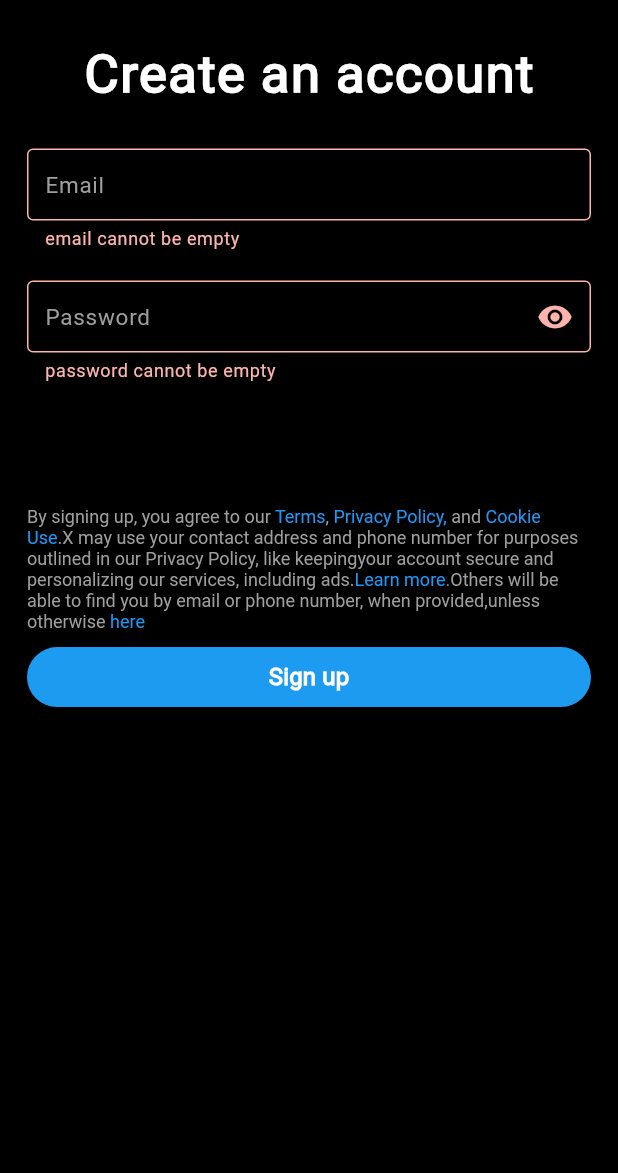
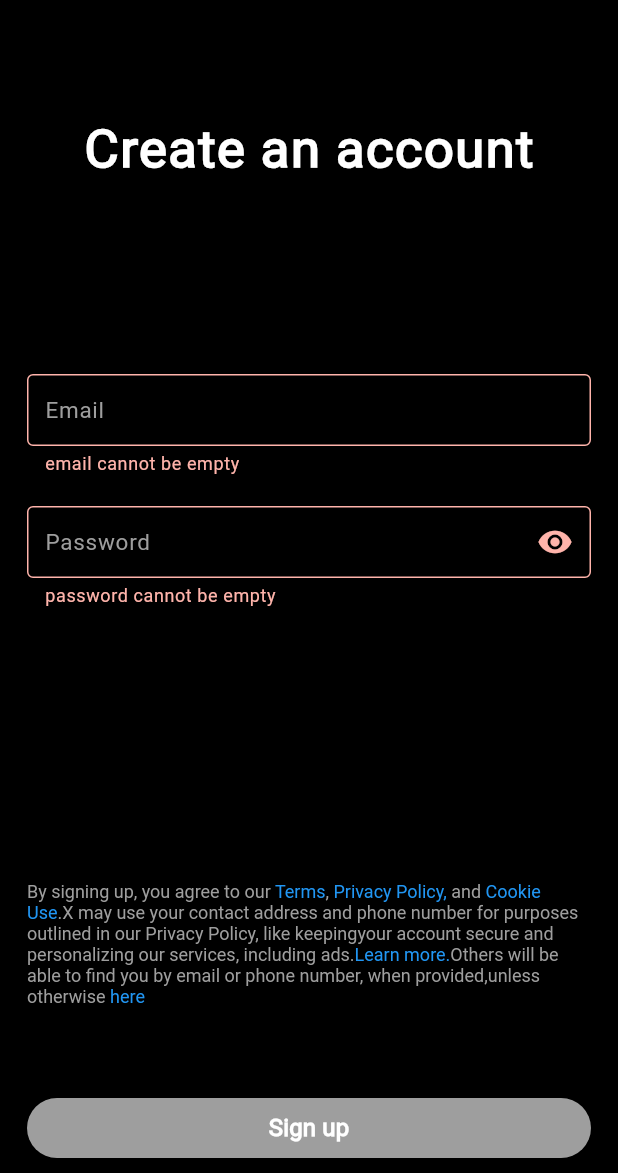
Before and after one commit to mustapha-amin/X_clone, a Flutter app: the SignUp screen opened directly, after a tap on "Sign up", on a phone screen of 412 x 824 dp, the part 63-1236 px from its top. Run offline on Flutter 3.47's test engine with Material 3 defaults, Android fonts, the phone set to English and light mode, and no system bars; our stand-ins replace cloud_firestore, feather_icons, firebase_auth, firebase_core, firebase_storage, flutter_riverpod and 4 more; accounts and stored records are empty.

Commit message:
signup screen fixed

```diff
--- a/lib/features/auth/views/sign_up.dart
+++ b/lib/features/auth/views/sign_up.dart
@@ -1,3 +1,5 @@
+import 'dart:developer';
+
 import 'package:flutter/material.dart';
 import 'package:flutter_riverpod/flutter_riverpod.dart';
 import 'package:x_clone/common/x_loader.dart';
@@ -24,6 +26,8 @@ class _SignUpState extends ConsumerState<SignUp> {
   ValueNotifier<bool> passwordFieldTapped = ValueNotifier(false);
   ValueNotifier<String?> emailErrorText = ValueNotifier<String?>(null);
   ValueNotifier<String?> passwordErrorText = ValueNotifier<String?>(null);
+  FocusNode focusNode1 = FocusNode();
+  FocusNode focusNode2 = FocusNode();
   bool isObscure = true;
 
   void displayEmailError() {
@@ -66,6 +70,7 @@ class _SignUpState extends ConsumerState<SignUp> {
     return isLoading
         ? const XLoader()
         : Scaffold(
+            resizeToAvoidBottomInset: false,
             appBar: XWidgets.appBar(
               leading: IconButton(
                 icon: const Icon(Icons.clear),
@@ -76,23 +81,26 @@ class _SignUpState extends ConsumerState<SignUp> {
             ),
             body: Padding(
               padding: const EdgeInsets.symmetric(horizontal: 18),
-              child: SingleChildScrollView(
               child: Form(
                 key: _formKey,
                 child: Column(
+                  mainAxisAlignment: MainAxisAlignment.spaceBetween,
                   children: [
                     VerticalSpacing(size: 10),
                     Text(
                       "Create an account",
-                        style: kTextStyle(35, fontWeight: FontWeight.bold)
-                            .copyWith(
+                      style:
+                          kTextStyle(35, fontWeight: FontWeight.bold).copyWith(
                         letterSpacing: 1,
                       ),
                     ),
                     VerticalSpacing(size: 25),
+                    Column(
+                      children: [
                         ValueListenableBuilder(
                           valueListenable: emailErrorText,
                           builder: (context, error, _) => TextFormField(
+                            focusNode: focusNode1,
                             controller: emailController,
                             decoration: InputDecoration(
                               label: Text(
@@ -113,6 +121,11 @@ class _SignUpState extends ConsumerState<SignUp> {
                                   const EdgeInsets.symmetric(horizontal: 8),
                               border: const OutlineInputBorder(),
                             ),
+                            textInputAction: TextInputAction.next,
+                            onFieldSubmitted: (_) {
+                              focusNode1.unfocus();
+                              FocusScope.of(context).requestFocus(focusNode2);
+                            },
                             onChanged: (_) {
                               if (emailFieldTapped.value) {
                                 displayEmailError();
@@ -124,6 +137,7 @@ class _SignUpState extends ConsumerState<SignUp> {
                         ValueListenableBuilder(
                           valueListenable: passwordErrorText,
                           builder: (context, error, _) => TextFormField(
+                            focusNode: focusNode2,
                             obscureText: isObscure,
                             controller: passwordController,
                             decoration: InputDecoration(
@@ -156,6 +170,10 @@ class _SignUpState extends ConsumerState<SignUp> {
                                   const EdgeInsets.symmetric(horizontal: 8),
                               border: const OutlineInputBorder(),
                             ),
+                            textInputAction: TextInputAction.done,
+                            onFieldSubmitted: (_) {
+                              focusNode2.unfocus();
+                            },
                             onChanged: (_) {
                               if (passwordFieldTapped.value) {
                                 displayPasswordError();
@@ -163,28 +181,45 @@ class _SignUpState extends ConsumerState<SignUp> {
                             },
                           ),
                         ),
+                      ],
+                    ),
                     VerticalSpacing(size: context.screenWidth * .2),
                     const SignUpTermsTwo(),
-                      AuthButton(
+                    ListenableBuilder(
+                      listenable: Listenable.merge(
+                        [
+                          emailController,
+                          passwordController,
+                        ],
+                      ),
+                      builder: (context, child) {
+                        bool isEnabled = isValidEmail(emailController.text) &&
+                            isValidPassword(passwordController.text);
+                        return AuthButton(
                           label: "Sign up",
                           onPressed: () {
                             if (isValidEmail(emailController.text) &&
                                 isValidPassword(passwordController.text)) {
                               try {
                                 signUp();
-                              navigateAndReplace(context, const UserDetails());
-                            } catch (e) {}
+                                navigateAndReplace(
+                                    context, const UserDetails());
+                              } catch (e) {
+                                log(e.toString());
+                              }
                             } else {
                               toggleFieldsTapped();
                               displayEmailError();
                               displayPasswordError();
                             }
                           },
-                        bgColor: AppColors.blueColor,
+                          bgColor:
+                              isEnabled ? AppColors.blueColor : Colors.grey,
                           fgColor: Colors.white,
-                      ),
+                        );
+                      },
+                    )
                   ],
-                  ),
                 ),
               ),
             ),
```
Also changed, not shown: lib/services/auth/base_auth_service.dart (line endings or trailing spaces). Lines whose indentation alone changed are shown as unchanged.
